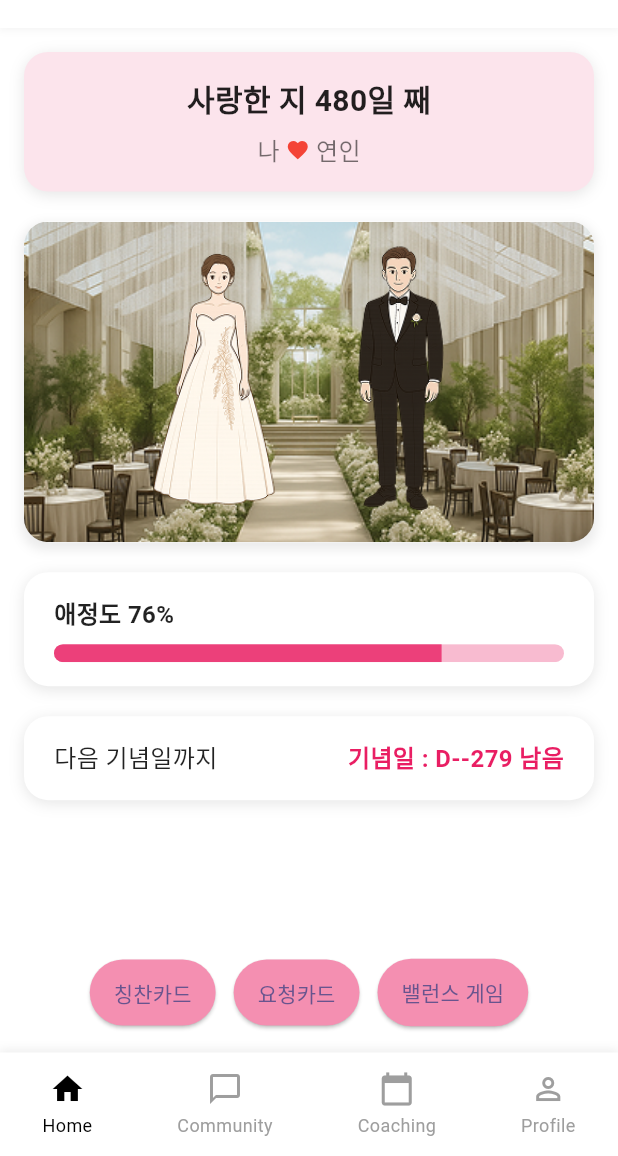
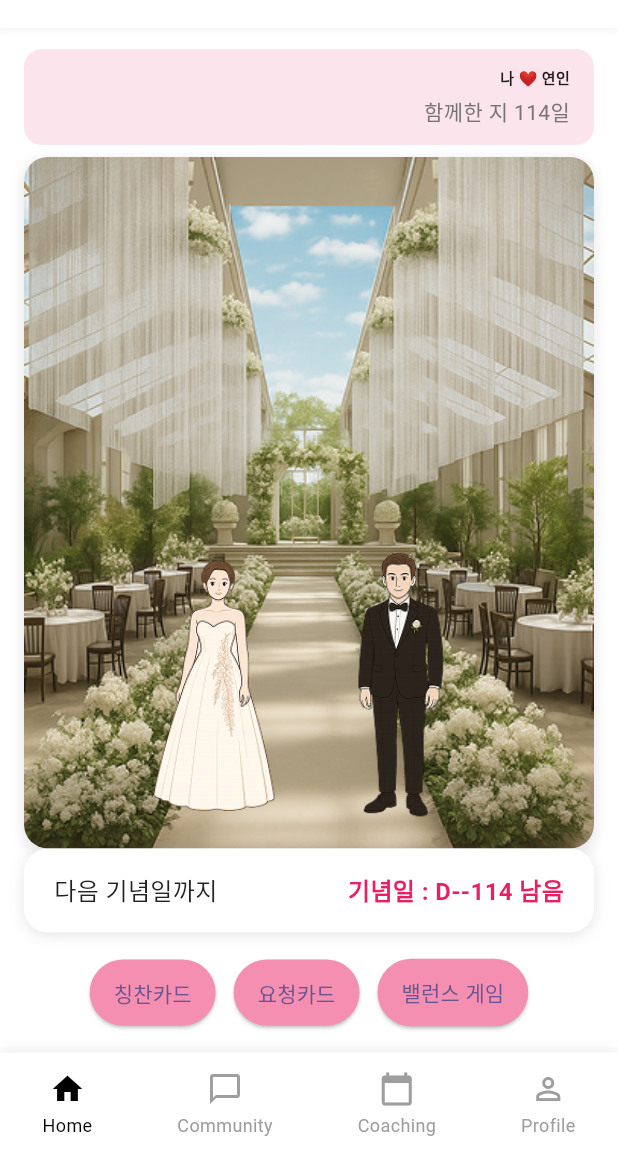
Before and after one commit to HWMV/LoveGot, a Flutter app: the HomeScreen screen opened by its route, on a phone screen of 412 x 824 dp, the part 80-1236 px from its top. Run offline on Flutter 3.47's test engine with Material 3 defaults, Android fonts, the phone set to English and light mode, and no system bars; our stand-ins replace firebase_core; accounts and stored records are empty; Roboto replaces fonts that are missing (Pretendard, Pretendard-Regular).

Commit message:
edit home screen

```diff
--- a/frontend/lib/features/home/screens/home_screen.dart
+++ b/frontend/lib/features/home/screens/home_screen.dart
@@ -1,7 +1,6 @@
 import 'package:flutter/material.dart';
 import '../widgets/home_app_bar.dart';
 import '../widgets/anniversary_widget.dart';
-import '../widgets/affection_level_widget.dart';
 import '../widgets/countdown_widget.dart';
 import '../widgets/couple_avatar_widget.dart';
 import '../../../shared/widgets/bottom_nav_bar.dart';
@@ -18,11 +17,10 @@ class HomeScreen extends StatefulWidget {
 
 class _HomeScreenState extends State<HomeScreen> {
   // Sample data (would be fetched from backend in a real app)
-  final DateTime anniversaryDate = DateTime(2024, 1, 1);
+  final DateTime anniversaryDate = DateTime(2025, 1, 1);
   final String myNickname = "나";
   final String partnerNickname = "연인";
-  final int affectionLevel = 76;
-  final DateTime nextSpecialDay = DateTime(2024, 7, 20);
+  final DateTime nextSpecialDay = DateTime(2025, 1, 1);
   final String specialDayName = "기념일";
   int _selectedIndex = 0;
 
@@ -67,37 +65,38 @@ class _HomeScreenState extends State<HomeScreen> {
               onMessageTap: _showRequestDialog,
             ),
             Expanded(
-              child: SingleChildScrollView(
-                child: Padding(
+              child: Column(
+                children: [
+                  Padding(
                     padding: const EdgeInsets.symmetric(horizontal: 16.0),
                     child: Column(
                       children: [
-                      const SizedBox(height: 16),
+                        const SizedBox(height: 14),
                         AnniversaryWidget(
                           days: daysSinceAnniversary,
                           myNickname: myNickname,
                           partnerNickname: partnerNickname,
                         ),
-                      const SizedBox(height: 20),
-                      const CoupleAvatarWidget(),
-                      const SizedBox(height: 20),
-                      AffectionLevelWidget(
-                        affectionLevel: affectionLevel,
+                        const SizedBox(height: 8),
+                      ],
                     ),
-                      const SizedBox(height: 20),
+                  ),
+                  Expanded(
+                    child: Padding(
+                      padding: const EdgeInsets.symmetric(horizontal: 16.0),
+                      child: const CoupleAvatarWidget(),
+                    ),
+                  ),
+                  Padding(
+                    padding: const EdgeInsets.symmetric(horizontal: 16.0),
+                    child: Column(
+                      children: [
                         CountdownWidget(
                           daysRemaining: daysUntilSpecialDay,
                           specialDayName: specialDayName,
                         ),
-                      const SizedBox(height: 20),
-                    ],
-                  ),
-                ),
-              ),
-            ),
-            Padding(
-              padding: const EdgeInsets.all(16.0),
-              child: Row(
+                        const SizedBox(height: 16),
+                        Row(
                           mainAxisAlignment: MainAxisAlignment.center,
                           children: [
                             ElevatedButton(
@@ -129,7 +128,8 @@ class _HomeScreenState extends State<HomeScreen> {
                                 Navigator.push(
                                   context,
                                   MaterialPageRoute(
-                          builder: (context) => const BalanceGameScreen(),
+                                    builder: (context) =>
+                                        const BalanceGameScreen(),
                                   ),
                                 );
                               },
@@ -141,6 +141,12 @@ class _HomeScreenState extends State<HomeScreen> {
                                 ),
                               ),
                               child: const Text('밸런스 게임'),
+                            ),
+                          ],
+                        ),
+                        const SizedBox(height: 16),
+                      ],
+                    ),
                   ),
                 ],
               ),
--- a/frontend/lib/features/home/widgets/anniversary_widget.dart
+++ b/frontend/lib/features/home/widgets/anniversary_widget.dart
@@ -1,5 +1,4 @@
 import 'package:flutter/material.dart';
-import '../../../shared/widgets/custom_card.dart';
 
 class AnniversaryWidget extends StatelessWidget {
   final int days;
@@ -15,41 +14,41 @@ class AnniversaryWidget extends StatelessWidget {
 
   @override
   Widget build(BuildContext context) {
-    return CustomCard(
-      backgroundColor: Colors.pink.shade50,
+    return Container(
+      padding: const EdgeInsets.symmetric(horizontal: 16, vertical: 12),
+      decoration: BoxDecoration(
+        color: Colors.pink.shade50,
+        borderRadius: BorderRadius.circular(12),
+      ),
+      child: Row(
+        children: [
+          Expanded(
             child: Column(
+              crossAxisAlignment: CrossAxisAlignment.end,
+              children: [
+                Row(
+                  mainAxisAlignment: MainAxisAlignment.end,
                   children: [
                     Text(
-            '사랑한 지 $days일 째',
+                      '$myNickname ❤️ $partnerNickname',
                       style: const TextStyle(
-              fontSize: 20,
+                        fontSize: 10,
                         fontWeight: FontWeight.bold,
-              color: Colors.black87,
-            ),
-          ),
-          const SizedBox(height: 8),
-          Row(
-            mainAxisAlignment: MainAxisAlignment.center,
-            children: [
-              Text(
-                myNickname,
-                style: const TextStyle(
-                  fontSize: 16,
-                  color: Colors.black54,
-                ),
-              ),
-              const Padding(
-                padding: EdgeInsets.symmetric(horizontal: 4),
-                child: Icon(Icons.favorite, color: Colors.red, size: 16),
-              ),
-              Text(
-                partnerNickname,
-                style: const TextStyle(
-                  fontSize: 16,
-                  color: Colors.black54,
                       ),
                     ),
                   ],
+                ),
+                const SizedBox(height: 4),
+                Text(
+                  '함께한 지 $days일',
+                  style: TextStyle(
+                    fontFamily: 'Pretendard-Regular',
+                    fontSize: 14,
+                    color: Colors.grey[600],
+                  ),
+                ),
+              ],
+            ),
           ),
         ],
       ),
```
Lines whose indentation alone changed are shown as unchanged.
